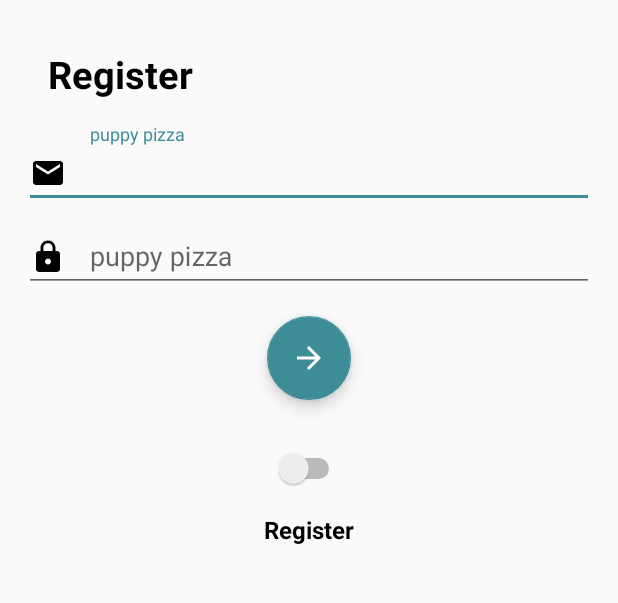
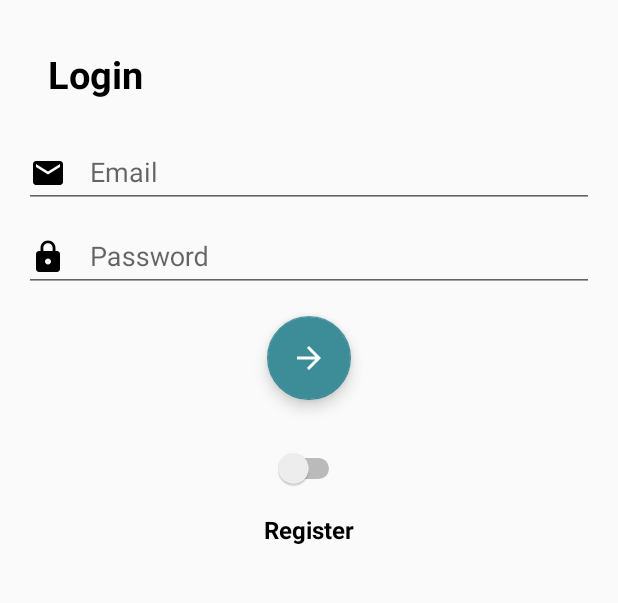
Before and after one commit to stocks-io/android-front-end, an Android app: the screen it shows after launch (MainActivity), on a phone screen of 412 x 824 dp, the part 277-880 px from its top. Run offline under Robolectric (Android 15) with nearby library versions, the phone set to English and light mode, and no system bars; our stand-ins replace ButterKnife.

Commit message:
Update logic for register and login screen

```diff
--- a/app/src/main/java/com/stocks/stocks_io/Activities/MainActivity.java
+++ b/app/src/main/java/com/stocks/stocks_io/Activities/MainActivity.java
@@ -2,8 +2,16 @@ package com.stocks.stocks_io.Activities;
 
 import android.os.Bundle;
 import android.support.annotation.NonNull;
+import android.support.design.widget.FloatingActionButton;
+import android.support.design.widget.TextInputEditText;
 import android.support.v7.app.AppCompatActivity;
 import android.util.Log;
+import android.view.View;
+import android.widget.CompoundButton;
+import android.widget.LinearLayout;
+import android.widget.Switch;
+import android.widget.TextView;
+import android.widget.Toast;
 
 import com.google.gson.Gson;
 import com.google.gson.GsonBuilder;
@@ -15,6 +23,10 @@ import com.stocks.stocks_io.POJO.FullUserInfo;
 import com.stocks.stocks_io.POJO.LoginResponse;
 import com.stocks.stocks_io.R;
 
+import org.w3c.dom.Text;
+
+import butterknife.BindView;
+import butterknife.ButterKnife;
 import retrofit2.Call;
 import retrofit2.Callback;
 import retrofit2.Response;
@@ -25,13 +37,70 @@ public class MainActivity extends AppCompatActivity {
     private String TAG = MainActivity.class.getSimpleName();
     private Gson gson;
 
+    @BindView(R.id.auth_title_view)
+    public TextView authView;
+
+    @BindView(R.id.email_input)
+    public TextInputEditText emailInput;
+
+    @BindView(R.id.password_input)
+    public TextInputEditText passwordInput;
+
+    @BindView(R.id.continue_button)
+    public FloatingActionButton continueButton;
+
+    @BindView(R.id.auth_switch)
+    public Switch authSwitch;
+
+    @BindView(R.id.switch_text)
+    public TextView switchText;
+
+    @BindView(R.id.username_input)
+    public TextInputEditText usernameInput;
+
+    @BindView(R.id.first_name_input)
+    public TextInputEditText firstNameInput;
+
+    @BindView(R.id.last_name_input)
+    public TextInputEditText lastnameInput;
+
+    @BindView(R.id.register_details)
+    public LinearLayout registerDetails;
+
     @Override
     protected void onCreate(Bundle savedInstanceState) {
         super.onCreate(savedInstanceState);
         setContentView(R.layout.activity_main);
 
-        gson = new GsonBuilder().create();
-        loginUser();
+        ButterKnife.bind(this);
+
+        authSwitch.setOnCheckedChangeListener((buttonView, isChecked) -> {
+            if (!isChecked) {
+                registerDetails.setVisibility(View.GONE);
+                authView.setText(getString(R.string.login));
+                switchText.setText(getString(R.string.register));
+            } else {
+                registerDetails.setVisibility(View.VISIBLE);
+                authView.setText(getString(R.string.register));
+                switchText.setText(getString(R.string.login));
+            }
+        });
+
+        continueButton.setOnClickListener(v -> {
+            String username, password;
+            username = emailInput.getText().toString();
+            password = passwordInput.getText().toString();
+
+            if (username.equals("")) {
+                Toast.makeText(this, "Please include a username", Toast.LENGTH_LONG).show();
+                return;
+            }
+            if (password.equals("")) {
+                Toast.makeText(this, "Please include a password", Toast.LENGTH_LONG).show();
+                return;
+            }
+            loginUser(username, password);
+        });
     }
 
     public void registerUser() {
@@ -68,7 +137,7 @@ public class MainActivity extends AppCompatActivity {
         });
     }
 
-    public void loginUser() {
+    public void loginUser(String username, String password) {
         Retrofit retrofit = new Retrofit.Builder()
             .baseUrl(Endpoints.BASEURL)
             .addConverterFactory(GsonConverterFactory.create(gson))
@@ -76,7 +145,7 @@ public class MainActivity extends AppCompatActivity {
 
         UsersModel model = retrofit.create(UsersModel.class);
 
-        BaseUserInfo bubu = new BaseUserInfo("dgdg", "1234");
+        BaseUserInfo bubu = new BaseUserInfo(username, password);
         Call<LoginResponse> loginUser = model.loginUser(bubu);
         loginUser.enqueue(new Callback<LoginResponse>() {
             @Override
--- /dev/null
+++ b/app/src/main/res/drawable/ic_face.xml
@@ -0,0 +1,4 @@
+<vector android:height="24dp" android:viewportHeight="24.0"
+    android:viewportWidth="24.0" android:width="24dp" xmlns:android="http://schemas.android.com/apk/res/android">
+    <path android:fillColor="#000000" android:pathData="M9,11.75c-0.69,0 -1.25,0.56 -1.25,1.25s0.56,1.25 1.25,1.25 1.25,-0.56 1.25,-1.25 -0.56,-1.25 -1.25,-1.25zM15,11.75c-0.69,0 -1.25,0.56 -1.25,1.25s0.56,1.25 1.25,1.25 1.25,-0.56 1.25,-1.25 -0.56,-1.25 -1.25,-1.25zM12,2C6.48,2 2,6.48 2,12s4.48,10 10,10 10,-4.48 10,-10S17.52,2 12,2zM12,20c-4.41,0 -8,-3.59 -8,-8 0,-0.29 0.02,-0.58 0.05,-0.86 2.36,-1.05 4.23,-2.98 5.21,-5.37C11.07,8.33 14.05,10 17.42,10c0.78,0 1.53,-0.09 2.25,-0.26 0.21,0.71 0.33,1.47 0.33,2.26 0,4.41 -3.59,8 -8,8z"/>
+</vector>
--- /dev/null
+++ b/app/src/main/res/drawable/ic_pencil.xml
@@ -0,0 +1,4 @@
+<vector android:height="24dp" android:viewportHeight="24.0"
+    android:viewportWidth="24.0" android:width="24dp" xmlns:android="http://schemas.android.com/apk/res/android">
+    <path android:fillColor="#000000" android:pathData="M3,17.25V21h3.75L17.81,9.94l-3.75,-3.75L3,17.25zM20.71,7.04c0.39,-0.39 0.39,-1.02 0,-1.41l-2.34,-2.34c-0.39,-0.39 -1.02,-0.39 -1.41,0l-1.83,1.83 3.75,3.75 1.83,-1.83z"/>
+</vector>
--- /dev/null
+++ b/app/src/main/res/drawable/ic_portrait.xml
@@ -0,0 +1,4 @@
+<vector android:height="24dp" android:viewportHeight="24.0"
+    android:viewportWidth="24.0" android:width="24dp" xmlns:android="http://schemas.android.com/apk/res/android">
+    <path android:fillColor="#000000" android:pathData="M12,12.25c1.24,0 2.25,-1.01 2.25,-2.25S13.24,7.75 12,7.75 9.75,8.76 9.75,10s1.01,2.25 2.25,2.25zM16.5,16.25c0,-1.5 -3,-2.25 -4.5,-2.25s-4.5,0.75 -4.5,2.25L7.5,17h9v-0.75zM19,3L5,3c-1.1,0 -2,0.9 -2,2v14c0,1.1 0.9,2 2,2h14c1.1,0 2,-0.9 2,-2L21,5c0,-1.1 -0.9,-2 -2,-2zM19,19L5,19L5,5h14v14z"/>
+</vector>
--- a/app/src/main/res/layout/activity_main.xml
+++ b/app/src/main/res/layout/activity_main.xml
@@ -1,13 +1,19 @@
 <?xml version="1.0" encoding="utf-8"?>
-<LinearLayout xmlns:android="http://schemas.android.com/apk/res/android"
+<ScrollView xmlns:android="http://schemas.android.com/apk/res/android"
     xmlns:app="http://schemas.android.com/apk/res-auto"
     xmlns:tools="http://schemas.android.com/tools"
     android:layout_width="match_parent"
-    android:layout_height="match_parent"
+    android:layout_height="match_parent">
+
+    <LinearLayout
+        android:layout_width="match_parent"
+        android:layout_height="wrap_content"
+        android:layout_marginEnd="16dp"
+        android:layout_marginStart="16dp"
+        android:animateLayoutChanges="true"
+        android:focusableInTouchMode="true"
         android:gravity="center_horizontal"
         android:orientation="vertical"
-    android:layout_marginEnd="16dp"
-    android:layout_marginStart="16dp"
         android:paddingTop="64dp"
         tools:context="com.stocks.stocks_io.Activities.MainActivity">
 
@@ -31,11 +37,11 @@
         </LinearLayout>
 
         <TextView
-        android:id="@+id/login_title_view"
+            android:id="@+id/auth_title_view"
             style="@style/mega_text"
             android:layout_width="match_parent"
             android:layout_height="wrap_content"
-        android:text="Register" />
+            android:text="@string/login" />
 
         <android.support.design.widget.TextInputLayout
             android:layout_width="match_parent"
@@ -43,12 +49,13 @@
             android:gravity="center">
 
             <android.support.design.widget.TextInputEditText
+                android:id="@+id/email_input"
                 android:layout_width="match_parent"
                 android:layout_height="wrap_content"
                 android:drawablePadding="16dp"
                 android:drawableStart="@drawable/ic_email_black_48px"
                 android:gravity="center_vertical"
-            android:hint="puppy pizza" />
+                android:hint="Email" />
         </android.support.design.widget.TextInputLayout>
 
         <android.support.design.widget.TextInputLayout
@@ -57,31 +64,98 @@
             android:gravity="center">
 
             <android.support.design.widget.TextInputEditText
+                android:id="@+id/password_input"
                 android:layout_width="match_parent"
                 android:layout_height="wrap_content"
                 android:drawablePadding="16dp"
                 android:drawableStart="@drawable/ic_lock_black_48px"
                 android:gravity="center_vertical"
-            android:hint="puppy pizza"
+                android:hint="Password"
                 android:inputType="textPassword" />
         </android.support.design.widget.TextInputLayout>
 
+
+        <LinearLayout
+            android:id="@+id/register_details"
+            android:layout_width="match_parent"
+            android:layout_height="wrap_content"
+            android:orientation="vertical"
+            android:visibility="gone">
+
+            <android.support.design.widget.TextInputLayout
+                android:layout_width="match_parent"
+                android:layout_height="wrap_content"
+                android:gravity="center">
+
+                <android.support.design.widget.TextInputEditText
+                    android:id="@+id/username_input"
+                    android:layout_width="match_parent"
+                    android:layout_height="wrap_content"
+                    android:drawablePadding="16dp"
+                    android:drawableStart="@drawable/ic_portrait"
+                    android:gravity="center_vertical"
+                    android:hint="Username"
+                    android:inputType="textPassword" />
+            </android.support.design.widget.TextInputLayout>
+
+            <android.support.design.widget.TextInputLayout
+                android:layout_width="match_parent"
+                android:layout_height="wrap_content"
+                android:gravity="center">
+
+                <android.support.design.widget.TextInputEditText
+                    android:id="@+id/first_name_input"
+                    android:layout_width="match_parent"
+                    android:layout_height="wrap_content"
+                    android:drawablePadding="16dp"
+                    android:drawableStart="@drawable/ic_face"
+                    android:gravity="center_vertical"
+                    android:hint="First Name"
+                    android:inputType="textPassword" />
+            </android.support.design.widget.TextInputLayout>
+
+            <android.support.design.widget.TextInputLayout
+                android:layout_width="match_parent"
+                android:layout_height="wrap_content"
+                android:gravity="center">
+
+                <android.support.design.widget.TextInputEditText
+                    android:id="@+id/last_name_input"
+                    android:layout_width="match_parent"
+                    android:layout_height="wrap_content"
+                    android:drawablePadding="16dp"
+                    android:drawableStart="@drawable/ic_pencil"
+                    android:gravity="center_vertical"
+                    android:hint="Last Name"
+                    android:inputType="textPassword" />
+            </android.support.design.widget.TextInputLayout>
+
+        </LinearLayout>
+
+
         <android.support.design.widget.FloatingActionButton
+            android:id="@+id/continue_button"
             android:layout_width="wrap_content"
             android:layout_height="wrap_content"
             android:layout_margin="16dp"
+            android:clickable="true"
             android:src="@drawable/ic_continue"
-        android:text="Register"/>
+            android:text="@string/register"
+            app:rippleColor="@color/colorPrimaryDark" />
 
         <Switch
+            android:id="@+id/auth_switch"
             android:layout_width="wrap_content"
             android:layout_height="wrap_content"
-        android:layout_marginTop="16dp"/>
+            android:layout_marginTop="16dp" />
+
         <TextView
+            android:id="@+id/switch_text"
             style="@style/mini_text"
             android:layout_width="wrap_content"
             android:layout_height="wrap_content"
-        android:text="Register"/>
+            android:text="@string/register" />
 
 
     </LinearLayout>
+</ScrollView>
--- a/app/src/main/res/values/strings.xml
+++ b/app/src/main/res/values/strings.xml
@@ -1,3 +1,5 @@
 <resources>
     <string name="app_name">Stocks-io</string>
+    <string name="login">Login</string>
+    <string name="register">Register</string>
 </resources>
```
Lines whose indentation alone changed are shown as unchanged.
